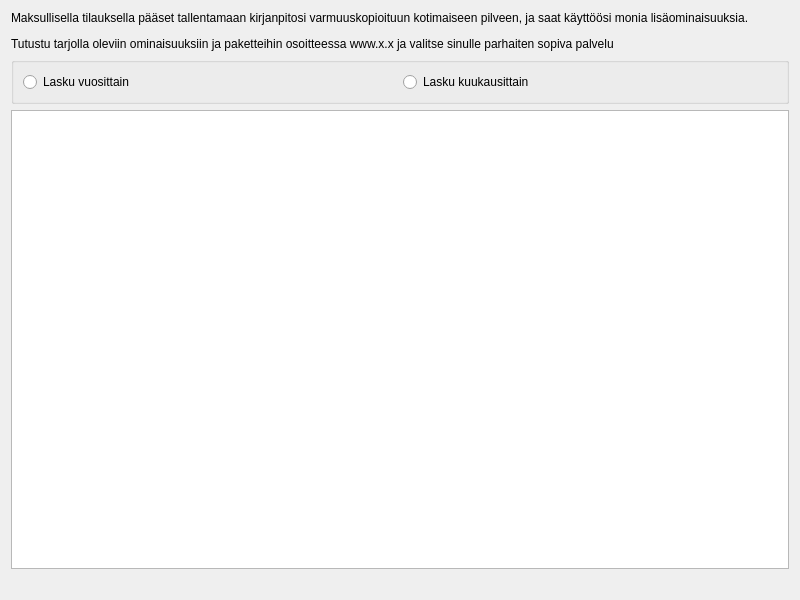
Old version of the form kitsas/tilaus/tilausvalinta.ui in the repository artoh/kitupiikki.
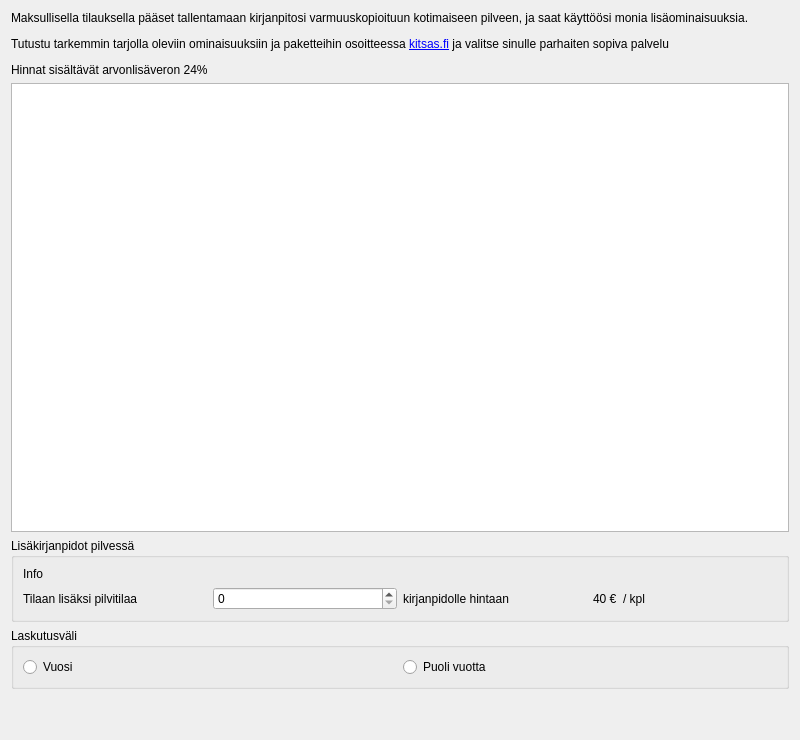
New version of the form.

```diff
--- a/kitsas/tilaus/tilausvalinta.ui
+++ b/kitsas/tilaus/tilausvalinta.ui
@@ -7,54 +7,47 @@
     <x>0</x>
     <y>0</y>
     <width>800</width>
-    <height>600</height>
+    <height>740</height>
    </rect>
   </property>
+  <property name="sizePolicy">
+   <sizepolicy hsizetype="Preferred" vsizetype="Expanding">
+    <horstretch>0</horstretch>
+    <verstretch>0</verstretch>
+   </sizepolicy>
+  </property>
   <property name="minimumSize">
    <size>
     <width>800</width>
-    <height>600</height>
+    <height>350</height>
    </size>
   </property>
   <property name="windowTitle">
    <string>Form</string>
   </property>
-  <layout class="QVBoxLayout" name="verticalLayout">
+  <layout class="QVBoxLayout" name="verticalLayout_2">
    <item>
     <widget class="QLabel" name="label">
      <property name="text">
-      <string>&lt;html&gt;&lt;head/&gt;&lt;body&gt;&lt;p&gt;Maksullisella tilauksella pääset tallentamaan kirjanpitosi varmuuskopioituun kotimaiseen pilveen, ja saat käyttöösi monia lisäominaisuuksia.&lt;/p&gt;&lt;p&gt;Tutustu tarjolla oleviin ominaisuuksiin ja paketteihin osoitteessa www.x.x ja valitse sinulle parhaiten sopiva palvelu&lt;/p&gt;&lt;/body&gt;&lt;/html&gt;</string>
+      <string>&lt;html&gt;&lt;head/&gt;&lt;body&gt;&lt;p&gt;Maksullisella tilauksella pääset tallentamaan kirjanpitosi varmuuskopioituun kotimaiseen pilveen, ja saat käyttöösi monia lisäominaisuuksia.&lt;/p&gt;&lt;p&gt;Tutustu tarkemmin tarjolla oleviin ominaisuuksiin ja paketteihin osoitteessa &lt;a href=&quot;https://kitsas.fi&quot;&gt;kitsas.fi&lt;/a&gt; ja valitse sinulle parhaiten sopiva palvelu&lt;/p&gt;
+&lt;p&gt;Hinnat sisältävät arvonlisäveron 24%&lt;/p&gt;&lt;/body&gt;&lt;/html&gt;</string>
      </property>
      <property name="wordWrap">
       <bool>true</bool>
      </property>
-    </widget>
-   </item>
-   <item>
-    <widget class="QGroupBox" name="groupBox">
-     <property name="title">
-      <string/>
+     <property name="openExternalLinks">
+      <bool>true</bool>
      </property>
-     <layout class="QHBoxLayout" name="horizontalLayout">
-      <item>
-       <widget class="QRadioButton" name="vuosiRadio">
-        <property name="text">
-         <string>Lasku vuosittain</string>
-        </property>
-       </widget>
-      </item>
-      <item>
-       <widget class="QRadioButton" name="kuukausiRadio">
-        <property name="text">
-         <string>Lasku kuukausittain</string>
-        </property>
-       </widget>
-      </item>
-     </layout>
     </widget>
    </item>
    <item>
     <widget class="QTableView" name="planView">
+     <property name="minimumSize">
+      <size>
+       <width>600</width>
+       <height>300</height>
+      </size>
+     </property>
      <property name="editTriggers">
       <set>QAbstractItemView::NoEditTriggers</set>
      </property>
@@ -66,10 +59,87 @@
      </property>
     </widget>
    </item>
+   <item>
+    <widget class="QGroupBox" name="groupBox_2">
+     <property name="title">
+      <string>Lisäkirjanpidot pilvessä</string>
+     </property>
+     <layout class="QVBoxLayout" name="verticalLayout">
+      <item>
+       <widget class="QLabel" name="tilaInfo">
+        <property name="text">
+         <string>Info</string>
+        </property>
+       </widget>
+      </item>
+      <item>
+       <layout class="QHBoxLayout" name="horizontalLayout_2">
+        <item>
+         <widget class="QLabel" name="lisaksiLabel">
+          <property name="text">
+           <string>Tilaan lisäksi pilvitilaa</string>
+          </property>
+         </widget>
+        </item>
+        <item>
+         <widget class="QSpinBox" name="lisaSpin"/>
+        </item>
+        <item>
+         <widget class="QLabel" name="kirjanpidolleLabel">
+          <property name="text">
+           <string>kirjanpidolle hintaan </string>
+          </property>
+         </widget>
+        </item>
+        <item>
+         <widget class="QLabel" name="lisahinta">
+          <property name="text">
+           <string>40 €  / kpl</string>
+          </property>
+         </widget>
+        </item>
+       </layout>
+      </item>
+     </layout>
+    </widget>
+   </item>
+   <item>
+    <widget class="QGroupBox" name="groupBox">
+     <property name="title">
+      <string>Laskutusväli</string>
+     </property>
+     <layout class="QHBoxLayout" name="horizontalLayout">
+      <item>
+       <widget class="QRadioButton" name="vuosiRadio">
+        <property name="text">
+         <string>Vuosi</string>
+        </property>
+       </widget>
+      </item>
+      <item>
+       <widget class="QRadioButton" name="kuukausiRadio">
+        <property name="text">
+         <string>Puoli vuotta</string>
+        </property>
+       </widget>
+      </item>
+     </layout>
+    </widget>
+   </item>
    <item>
     <widget class="QLabel" name="infoLabel">
      <property name="text">
-      <string>   </string>
+      <string/>
+     </property>
+     <property name="wordWrap">
+      <bool>true</bool>
+     </property>
+    </widget>
+   </item>
+   <item>
+    <widget class="QLabel" name="lisahintaInfo">
+     <property name="text">
+      <string/>
      </property>
      <property name="wordWrap">
       <bool>true</bool>
```
